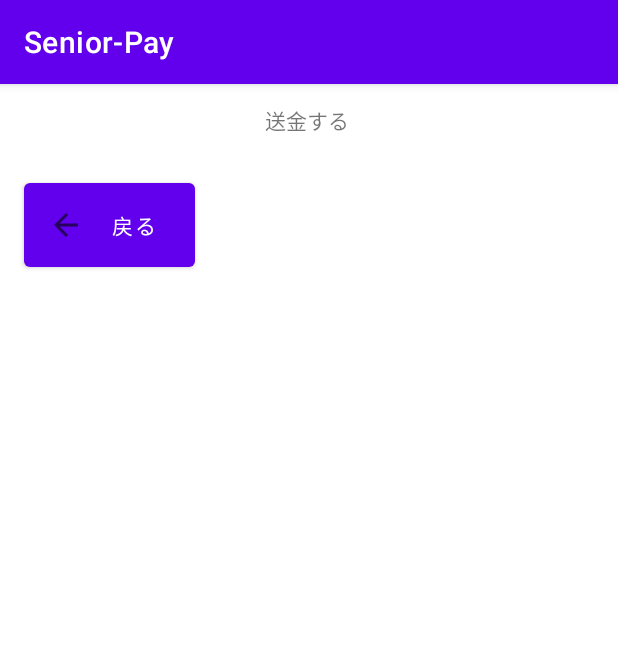
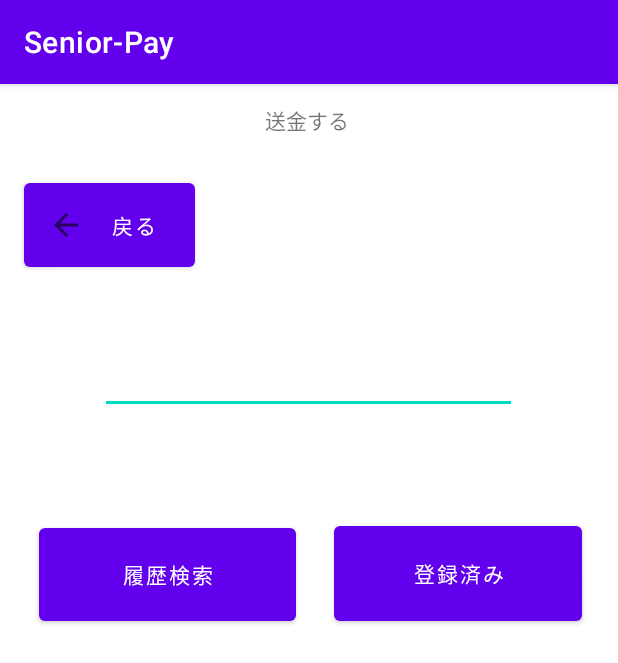
Before and after one commit to shintaro0930/Senior-Pay, an Android app: the SendMoney screen opened directly, with no data from a screen before it, on a phone screen of 412 x 824 dp. Shown: the top 663 px of the screen. Run offline under Robolectric (Android 15) with nearby library versions, the phone set to English and light mode, and no system bars.

Commit message:
2022/10/11-2:53

```diff
--- a/app/src/main/java/com/example/senior_pay/DoTransfer.java
+++ b/app/src/main/java/com/example/senior_pay/DoTransfer.java
@@ -14,6 +14,7 @@ public class DoTransfer extends AppCompatActivity implements View.OnClickListene
         setContentView(R.layout.activity_do_transfer);
 
         this.findViewById(R.id.back).setOnClickListener(this);
+        this.findViewById(R.id.fund).setOnClickListener(this);
     }
 
     @Override
@@ -23,6 +24,11 @@ public class DoTransfer extends AppCompatActivity implements View.OnClickListene
                 Intent go_back = new Intent(getApplication(), MainActivity.class);
                 startActivity(go_back);
                 break;
+
+            case(R.id.fund):
+                Intent go_fund = new Intent(getApplication(), SendMoney.class);
+                startActivity(go_fund);
+                break;
         }
     }
 }
--- a/app/src/main/java/com/example/senior_pay/SendMoney.java
+++ b/app/src/main/java/com/example/senior_pay/SendMoney.java
@@ -1,14 +1,28 @@
 package com.example.senior_pay;
 
+import android.content.Intent;
 import android.os.Bundle;
+import android.view.View;
 
 import androidx.appcompat.app.AppCompatActivity;
 
-public class SendMoney extends AppCompatActivity {
+public class SendMoney extends AppCompatActivity implements View.OnClickListener {
 
     @Override
     protected void onCreate(Bundle savedInstanceState) {
         super.onCreate(savedInstanceState);
         setContentView(R.layout.activity_send_money);
+
+        this.findViewById(R.id.back).setOnClickListener(this);
+    }
+
+    @Override
+    public void onClick(View view) {
+            switch (view.getId()) {
+                case (R.id.back):
+                    Intent go_back = new Intent(getApplication(), MainActivity.class);
+                    startActivity(go_back);
+                    break;
+            }
     }
 }
--- a/app/src/main/res/layout/activity_send_money.xml
+++ b/app/src/main/res/layout/activity_send_money.xml
@@ -31,4 +31,41 @@
         tools:layout_editor_absoluteX="1dp"
         tools:ignore="MissingConstraints" />
 
+    <EditText
+        android:id="@+id/phone"
+        android:layout_width="278dp"
+        android:layout_height="64dp"
+        android:layout_marginTop="108dp"
+        android:ems="10"
+        android:inputType="phone"
+        app:layout_constraintEnd_toEndOf="parent"
+        app:layout_constraintHorizontal_bias="0.496"
+        app:layout_constraintStart_toStartOf="parent"
+        app:layout_constraintTop_toBottomOf="@+id/title"
+        tools:ignore="SpeakableTextPresentCheck"
+        android:autofillHints="" />
+
+    <Button
+        android:id="@+id/research"
+        android:layout_width="171dp"
+        android:layout_height="74dp"
+        android:layout_marginStart="16dp"
+        android:layout_marginEnd="16dp"
+        android:layout_marginBottom="404dp"
+        android:text="@string/research"
+        app:layout_constraintBottom_toBottomOf="parent"
+        app:layout_constraintEnd_toStartOf="@+id/already"
+        app:layout_constraintHorizontal_bias="0.526"
+        app:layout_constraintStart_toStartOf="parent" />
+
+    <Button
+        android:id="@+id/already"
+        android:layout_width="165dp"
+        android:layout_height="75dp"
+        android:layout_marginEnd="24dp"
+        android:layout_marginBottom="404dp"
+        android:text="@string/already"
+        app:layout_constraintBottom_toBottomOf="parent"
+        app:layout_constraintEnd_toEndOf="parent" />
+
 </androidx.constraintlayout.widget.ConstraintLayout>
--- a/app/src/main/res/values/strings.xml
+++ b/app/src/main/res/values/strings.xml
@@ -26,4 +26,8 @@
     <string name="fund">送金する</string>
     <string name="refund">入金する</string>
     <string name="fund_check">送金する</string>
+    <string name="already">登録済み</string>
+    <string name="research">履歴検索</string>
+    <string name="next_month">次へ</string>
+    <string name="before_month">前へ</string>
 </resources>
```
Also changed, not shown: app/src/main/AndroidManifest.xml (+14 -0 lines), app/src/main/java/com/example/senior_pay/Fragment1.java (added, +14 -0 lines), app/src/main/java/com/example/senior_pay/Fragment2.java (added, +14 -0 lines), app/src/main/res/layout/activity_fragment1.xml (added, +63 -0 lines), app/src/main/res/layout/activity_fragment2.xml (added, +62 -0 lines), app/src/main/res/layout/activity_look_history.xml (+30 -12 lines).
